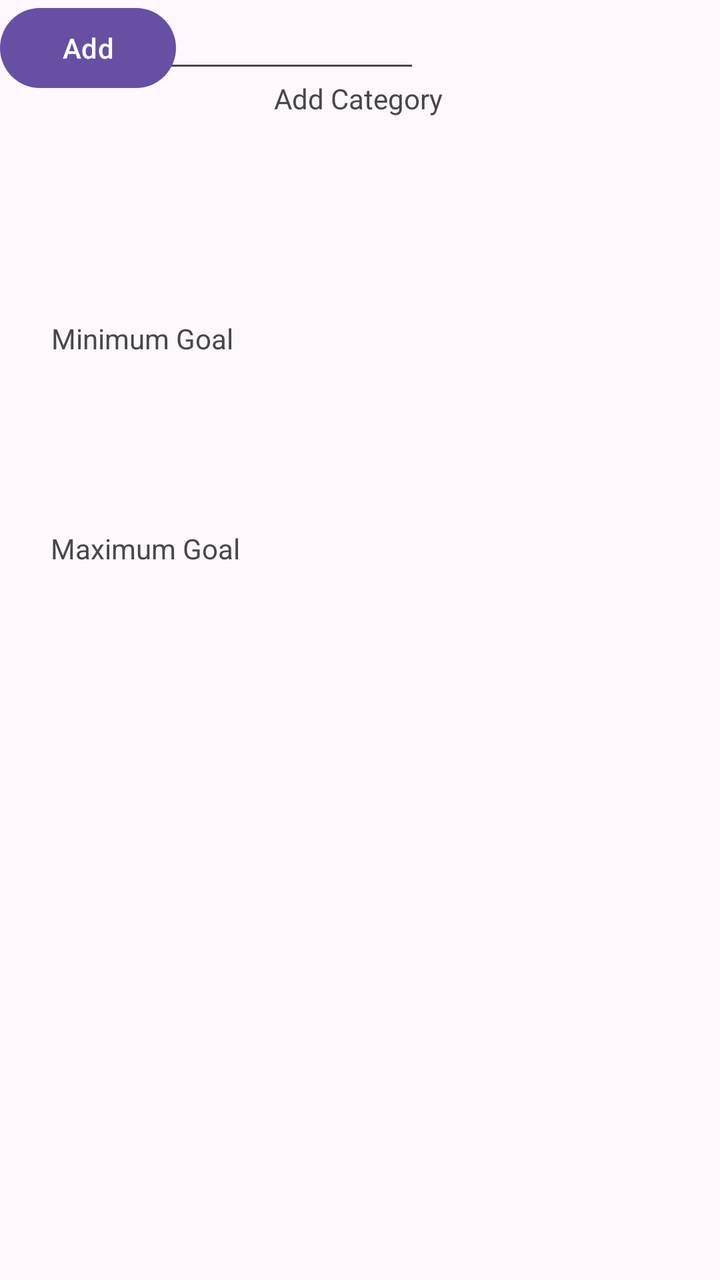
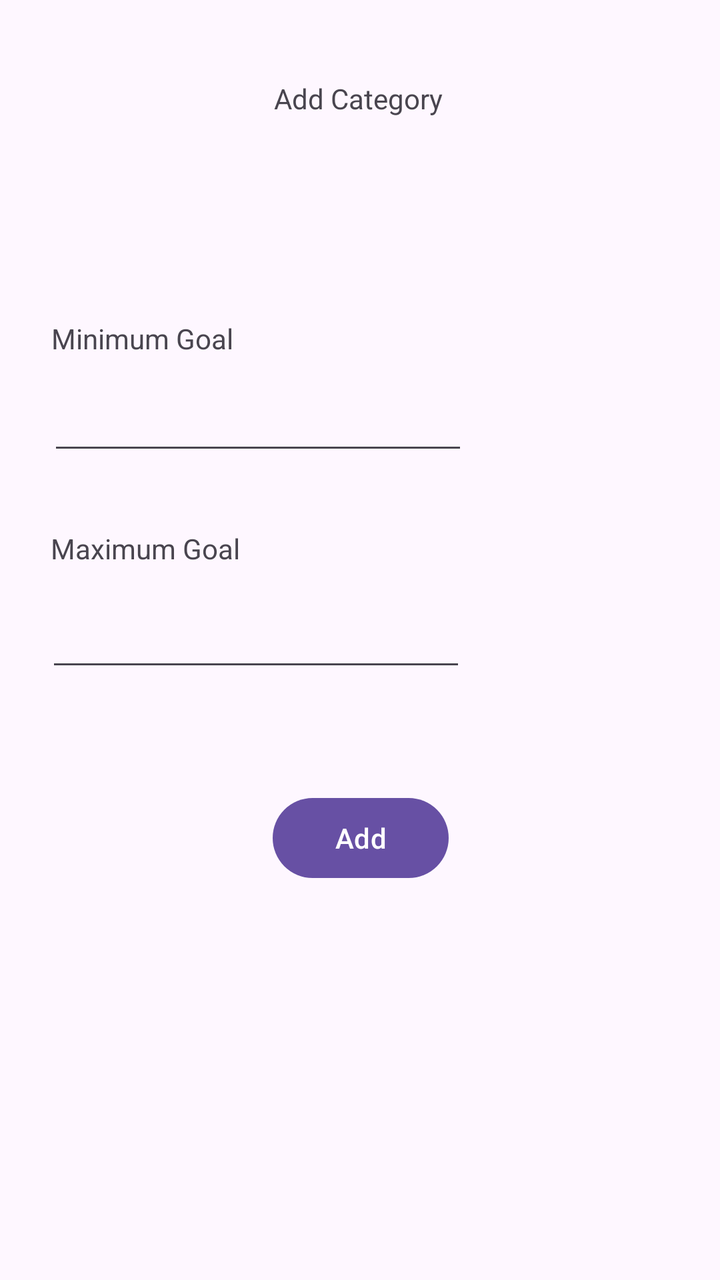

Screens rendered from an Android XML layout before and after an edit, with the pre-edit source and the edit as a unified diff.
<!-- AndroidManifest.xml: application theme Theme.POEPART2 -->
<!-- res/layout/activity_category.xml -->
<?xml version="1.0" encoding="utf-8"?>
<androidx.constraintlayout.widget.ConstraintLayout xmlns:android="http://schemas.android.com/apk/res/android"
    xmlns:app="http://schemas.android.com/apk/res-auto"
    xmlns:tools="http://schemas.android.com/tools"
    android:layout_width="match_parent"
    android:layout_height="match_parent">

    <TextView
        android:id="@+id/textView9"
        android:layout_width="wrap_content"
        android:layout_height="wrap_content"
        android:text="Add Category"
        app:layout_constraintBottom_toBottomOf="parent"
        app:layout_constraintEnd_toEndOf="parent"
        app:layout_constraintHorizontal_bias="0.498"
        app:layout_constraintStart_toStartOf="parent"
        app:layout_constraintTop_toTopOf="parent"
        app:layout_constraintVertical_bias="0.064" />

    <Spinner
        android:id="@+id/spinner"
        android:layout_width="409dp"
        android:layout_height="wrap_content"
        app:layout_constraintBottom_toBottomOf="parent"
        app:layout_constraintEnd_toEndOf="parent"
        app:layout_constraintHorizontal_bias="0.0"
        app:layout_constraintStart_toStartOf="parent"
        app:layout_constraintTop_toTopOf="parent"
        app:layout_constraintVertical_bias="0.164" />

    <EditText
        android:id="@+id/edtMinGoal"
        android:layout_width="wrap_content"
        android:layout_height="wrap_content"
        android:ems="10"
        android:inputType="text"
        tools:layout_editor_absoluteX="31dp"
        tools:layout_editor_absoluteY="223dp" />

    <EditText
        android:id="@+id/edtMaxGoal"
        android:layout_width="wrap_content"
        android:layout_height="wrap_content"
        android:ems="10"
        android:inputType="text"
        tools:layout_editor_absoluteX="31dp"
        tools:layout_editor_absoluteY="331dp" />

    <TextView
        android:id="@+id/textView10"
        android:layout_width="wrap_content"
        android:layout_height="wrap_content"
        android:text="Minimum Goal"
        app:layout_constraintBottom_toBottomOf="parent"
        app:layout_constraintEnd_toEndOf="parent"
        app:layout_constraintHorizontal_bias="0.096"
        app:layout_constraintStart_toStartOf="parent"
        app:layout_constraintTop_toTopOf="parent"
        app:layout_constraintVertical_bias="0.257" />

    <TextView
        android:id="@+id/textView11"
        android:layout_width="wrap_content"
        android:layout_height="wrap_content"
        android:text="Maximum Goal"
        app:layout_constraintBottom_toBottomOf="parent"
        app:layout_constraintEnd_toEndOf="parent"
        app:layout_constraintHorizontal_bias="0.096"
        app:layout_constraintStart_toStartOf="parent"
        app:layout_constraintTop_toTopOf="parent"
        app:layout_constraintVertical_bias="0.426" />

    <Button
        android:id="@+id/btnAdd"
        android:layout_width="wrap_content"
        android:layout_height="wrap_content"
        android:text="Add"
        tools:layout_editor_absoluteX="154dp"
        tools:layout_editor_absoluteY="454dp" />
</androidx.constraintlayout.widget.ConstraintLayout>
<!-- resources referenced by this layout -->
<resources>
  <style name="Theme.POEPART2" parent="Base.Theme.POEPART2" />
  <style name="Base.Theme.POEPART2" parent="Theme.Material3.DayNight.NoActionBar">
          
          
      </style>
</resources>

<!-- the commit's change to res/layout/activity_category.xml (unified diff, before → after) -->
@@ -26,7 +26,8 @@
         app:layout_constraintHorizontal_bias="0.0"
         app:layout_constraintStart_toStartOf="parent"
         app:layout_constraintTop_toTopOf="parent"
-        app:layout_constraintVertical_bias="0.164" />
+        app:layout_constraintVertical_bias="0.164"
+        tools:ignore="TouchTargetSizeCheck" />
 
     <EditText
         android:id="@+id/edtMinGoal"
@@ -34,8 +35,13 @@
         android:layout_height="wrap_content"
         android:ems="10"
         android:inputType="text"
-        tools:layout_editor_absoluteX="31dp"
-        tools:layout_editor_absoluteY="223dp" />
+        app:layout_constraintBottom_toBottomOf="parent"
+        app:layout_constraintEnd_toEndOf="parent"
+        app:layout_constraintHorizontal_bias="0.159"
+        app:layout_constraintStart_toStartOf="parent"
+        app:layout_constraintTop_toTopOf="parent"
+        app:layout_constraintVertical_bias="0.319"
+        tools:ignore="TouchTargetSizeCheck,SpeakableTextPresentCheck" />
 
     <EditText
         android:id="@+id/edtMaxGoal"
@@ -43,8 +49,12 @@
         android:layout_height="wrap_content"
         android:ems="10"
         android:inputType="text"
-        tools:layout_editor_absoluteX="31dp"
-        tools:layout_editor_absoluteY="331dp" />
+        app:layout_constraintBottom_toBottomOf="parent"
+        app:layout_constraintEnd_toEndOf="parent"
+        app:layout_constraintHorizontal_bias="0.154"
+        app:layout_constraintStart_toStartOf="parent"
+        app:layout_constraintTop_toTopOf="parent"
+        tools:ignore="SpeakableTextPresentCheck,TouchTargetSizeCheck" />
 
     <TextView
         android:id="@+id/textView10"
@@ -75,6 +85,10 @@
         android:layout_width="wrap_content"
         android:layout_height="wrap_content"
         android:text="Add"
-        tools:layout_editor_absoluteX="154dp"
-        tools:layout_editor_absoluteY="454dp" />
+        app:layout_constraintBottom_toBottomOf="parent"
+        app:layout_constraintEnd_toEndOf="parent"
+        app:layout_constraintHorizontal_bias="0.501"
+        app:layout_constraintStart_toStartOf="parent"
+        app:layout_constraintTop_toTopOf="parent"
+        app:layout_constraintVertical_bias="0.667" />
 </androidx.constraintlayout.widget.ConstraintLayout>
